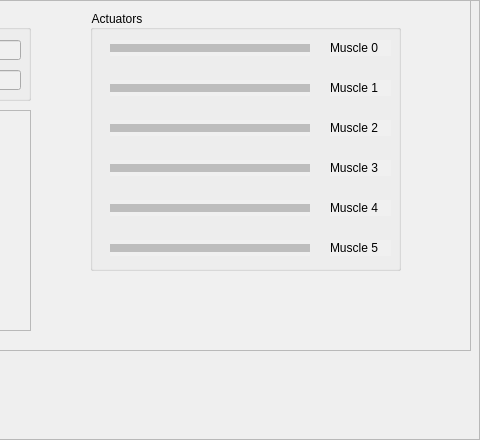
First picture: the form in output/output_gui.ui, repository michaelmargolis/MdxMotionPlatformV3, before the edit; both pictures show x 320 to 800 and y 0 to 440 of the 800 by 440 pixel window.
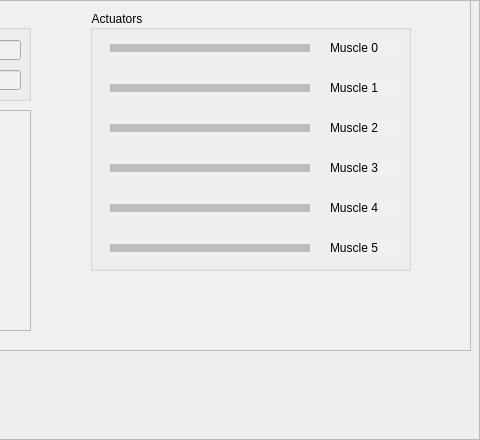
Second picture: the form after the edit.

The edit to the form file:
```diff
--- a/output/output_gui.ui
+++ b/output/output_gui.ui
@@ -45,7 +45,7 @@
      <rect>
       <x>410</x>
       <y>10</y>
-      <width>311</width>
+      <width>321</width>
       <height>261</height>
      </rect>
     </property>
@@ -189,7 +189,7 @@
       <rect>
        <x>240</x>
        <y>30</y>
-       <width>61</width>
+       <width>71</width>
        <height>16</height>
       </rect>
      </property>
@@ -202,7 +202,7 @@
       <rect>
        <x>240</x>
        <y>70</y>
-       <width>61</width>
+       <width>71</width>
        <height>16</height>
       </rect>
      </property>
@@ -215,7 +215,7 @@
       <rect>
        <x>240</x>
        <y>110</y>
-       <width>61</width>
+       <width>71</width>
        <height>16</height>
       </rect>
      </property>
@@ -228,7 +228,7 @@
       <rect>
        <x>240</x>
        <y>150</y>
-       <width>61</width>
+       <width>71</width>
        <height>16</height>
       </rect>
      </property>
@@ -241,7 +241,7 @@
       <rect>
        <x>240</x>
        <y>190</y>
-       <width>61</width>
+       <width>71</width>
        <height>16</height>
       </rect>
      </property>
@@ -254,7 +254,7 @@
       <rect>
        <x>240</x>
        <y>230</y>
-       <width>61</width>
+       <width>71</width>
        <height>16</height>
       </rect>
      </property>
```
